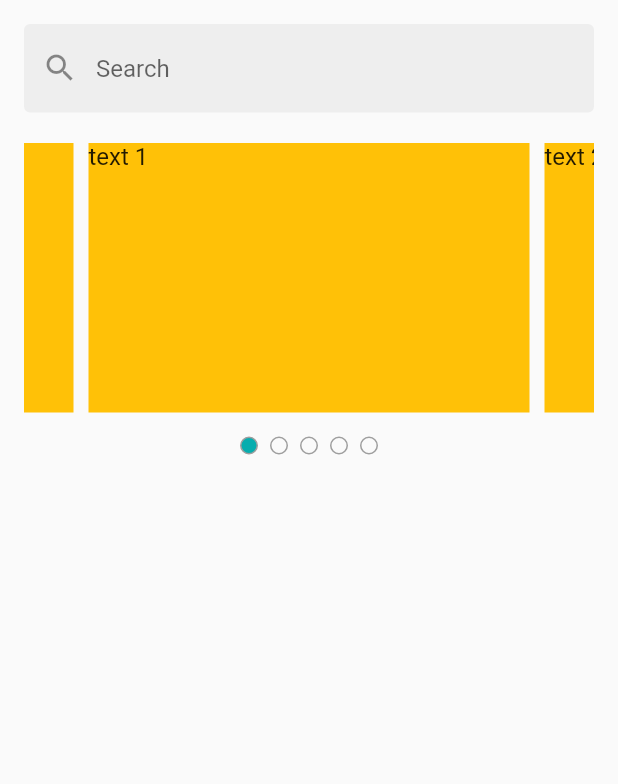
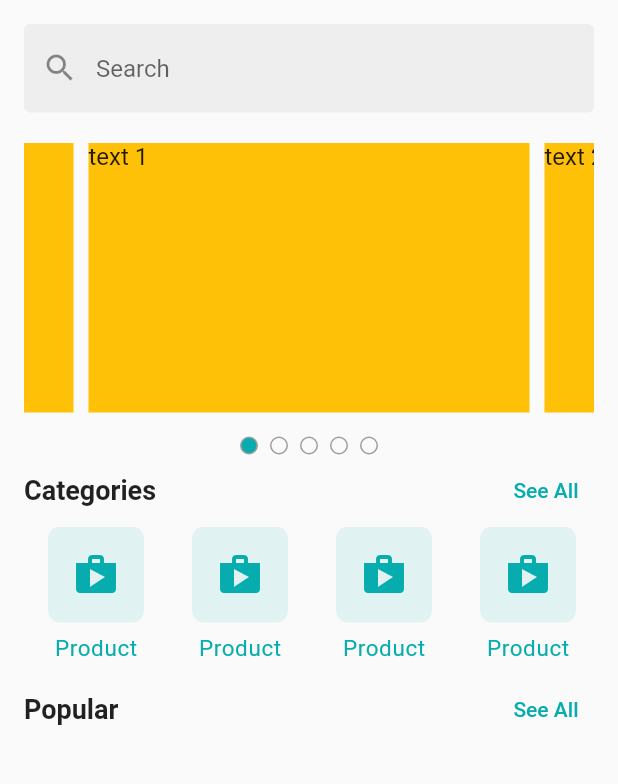
Before and after one commit to Nahin-CDR/craftyBay, a Flutter app: the screen it shows after launch, on a phone screen of 412 x 824 dp, the part 84-868 px from its top. Run offline on Flutter 3.47's test engine with Material 2 defaults, Android fonts, the phone set to English and light mode, and no system bars; drawn by our look-alikes of carousel_slider; our stand-ins replace flutter_svg, get, pin_code_fields.

Commit message:
sectionHeader added

```diff
--- a/lib/presentation/ui/screens/homeScreen.dart
+++ b/lib/presentation/ui/screens/homeScreen.dart
@@ -1,8 +1,11 @@
 import 'package:ecommerce/presentation/ui/utility/assetManager.dart';
+import 'package:ecommerce/presentation/ui/utility/colorManager.dart';
 import 'package:ecommerce/presentation/ui/widgets/home/homeSlider.dart';
+import 'package:ecommerce/presentation/ui/widgets/home/sectionHeader.dart';
 import 'package:flutter/material.dart';
 import 'package:flutter_svg/svg.dart';
 
+import '../widgets/categoryCard.dart';
 import '../widgets/circularIconButton.dart';
 
 class HomeScreen extends StatefulWidget {
@@ -57,7 +60,11 @@ class _HomeScreenState extends State<HomeScreen> {
                 ),
               ),
               const SizedBox(height: 20),
-              const HomeSlider()
+              const HomeSlider(),
+              SectionHeader(onTap: (){}, title: "Categories"),
+              const CategoryCard(),
+              const SizedBox(height: 8),
+              SectionHeader(onTap: (){}, title: "Popular"),
             ],
           ),
         )
--- /dev/null
+++ b/lib/presentation/ui/widgets/categoryCard.dart
@@ -0,0 +1,40 @@
+
+import 'package:flutter/material.dart';
+
+import '../utility/colorManager.dart';
+class CategoryCard extends StatelessWidget {
+  const CategoryCard({
+    super.key,
+  });
+
+  @override
+  Widget build(BuildContext context) {
+    return SizedBox(
+      height: 90,
+      child: ListView.builder(
+          itemCount: 10,
+          scrollDirection: Axis.horizontal,
+          itemBuilder: (context,index){
+            return Padding(
+              padding: const EdgeInsets.symmetric(horizontal: 8.0),
+              child: Column(
+                children: [
+                  Container(
+                    margin: const EdgeInsets.symmetric(horizontal: 8.0),
+                    padding: const EdgeInsets.all(16.0),
+                    decoration: BoxDecoration(
+                        color: ColorsManager.appPrimaryColor.withOpacity(0.1),
+                        borderRadius: BorderRadius.circular(8.0)
+                    ),
+                    child: const Icon(Icons.shop,color: ColorsManager.appPrimaryColor,size: 32),
+                  ),
+                  const SizedBox(height: 8.0),
+                  const Text("Product",style: TextStyle(fontSize: 15,letterSpacing: 0.4,color: ColorsManager.appPrimaryColor))
+                ],
+              ),
+            );
+          }
+      ),
+    );
+  }
+}
--- /dev/null
+++ b/lib/presentation/ui/widgets/home/sectionHeader.dart
@@ -0,0 +1,30 @@
+import 'package:flutter/material.dart';
+
+class SectionHeader extends StatelessWidget {
+  const SectionHeader({
+    required this.onTap,
+    required this.title,
+    super.key});
+
+  final String title;
+  final VoidCallback onTap;
+
+  @override
+  Widget build(BuildContext context) {
+    return Row(
+      mainAxisAlignment:MainAxisAlignment.spaceBetween,
+      children: [
+        Text(title,
+            style: const TextStyle(
+                fontSize: 18,
+                fontWeight: FontWeight.w700
+            )
+        ),
+        TextButton(
+            onPressed: onTap,
+            child: const Text("See All")
+        )
+      ],
+    );
+  }
+}
```
